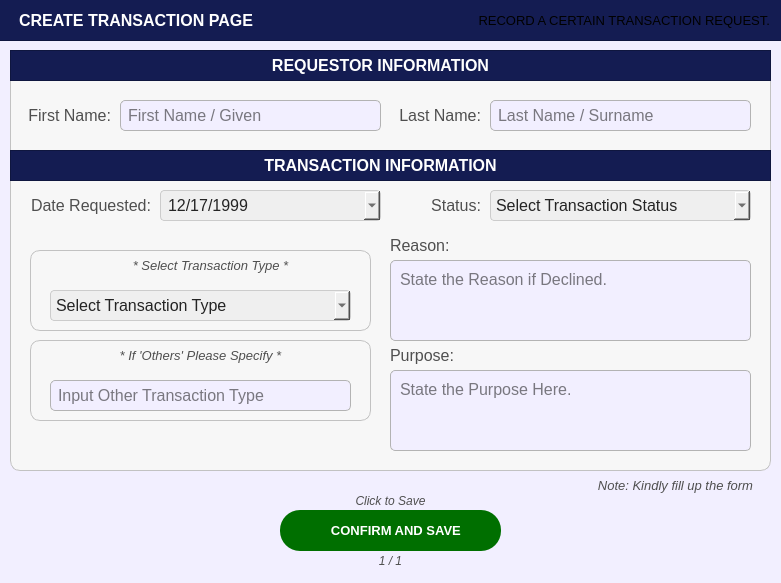
The window that Resources/UIs/PopUp/Screen_Transactions/create_transaction.ui (Yohhannn/Barangay-Records-Statistics-System) describes before a commit, drawn with Qt 5.
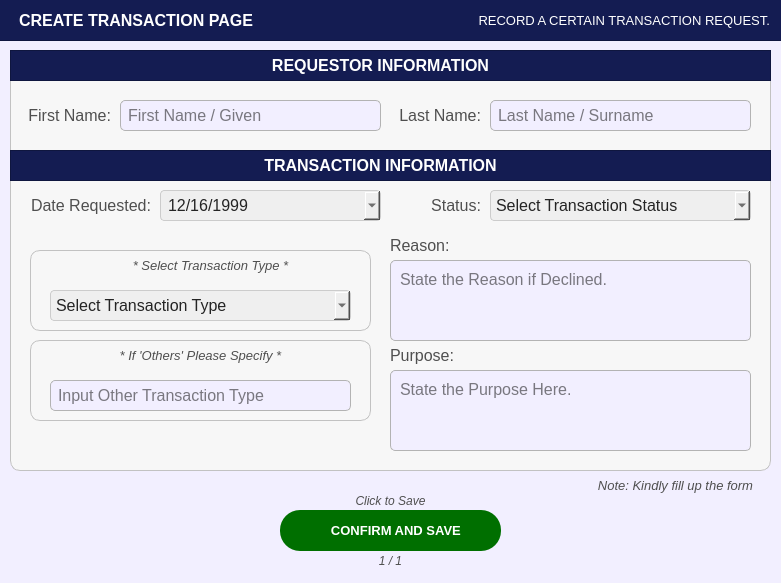
The same window after the commit. Icons and pictures are not drawn.

```diff
--- a/Resources/UIs/PopUp/Screen_Transactions/create_transaction.ui
+++ b/Resources/UIs/PopUp/Screen_Transactions/create_transaction.ui
@@ -909,7 +909,7 @@
       <second>0</second>
       <year>1999</year>
       <month>12</month>
-      <day>17</day>
+      <day>16</day>
      </datetime>
     </property>
     <property name="displayFormat">
@@ -1331,7 +1331,7 @@
     <property name="styleSheet">
      <string notr="true">#filteroptions_label {
 	background-color: transparent;
-	color: #white;
+	color: #FFFFFF;
 }
 </string>
     </property>
```
